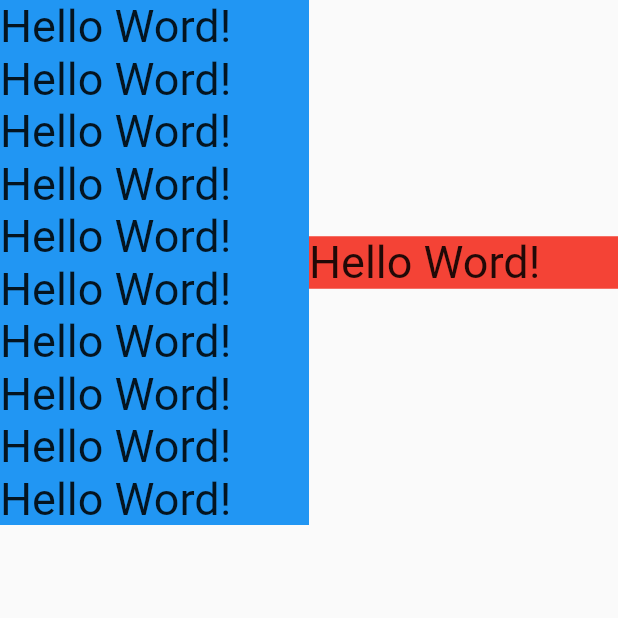
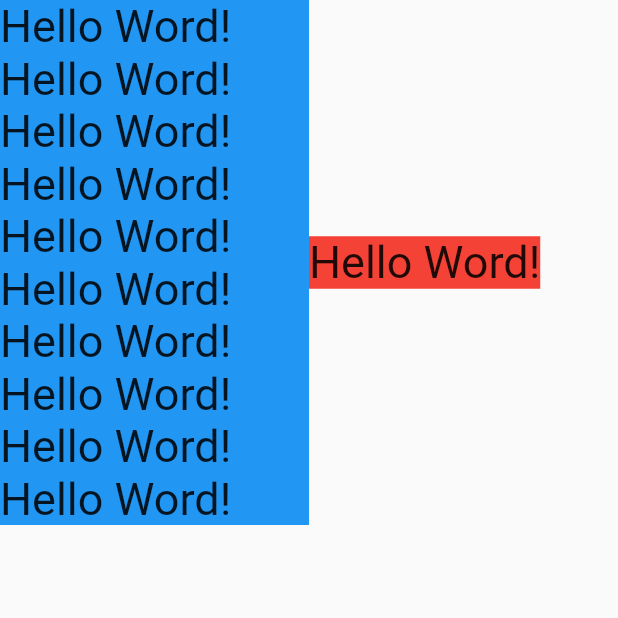
Before and after one commit to khanian/flutter_layout_example, a Flutter app: the screen it shows after launch, on a phone screen of 412 x 824 dp, the top half of it. Run offline on Flutter 3.47's test engine with Material 2 defaults, Android fonts, the phone set to English and light mode, and no system bars.

Commit message:
Constraints Row Flexible

```diff
--- a/lib/main.dart
+++ b/lib/main.dart
@@ -27,12 +27,12 @@ class ConstraintWidget extends StatelessWidget {
   Widget build(BuildContext context) {
     return Row(
       children: [
-        Expanded(
+        Flexible(
           child: Container(
               color: Colors.blue,
               child: Text('Hello Word! Hello Word! Hello Word! Hello Word! Hello Word! Hello Word! Hello Word! Hello Word! Hello Word! Hello Word! ', style: TextStyle(fontSize: 30),)),
         ),
-        Expanded(
+        Flexible(
           child: Container(color: Colors.red,
               child: Text('Hello Word!', style: TextStyle(fontSize: 30),)),
         )
```
